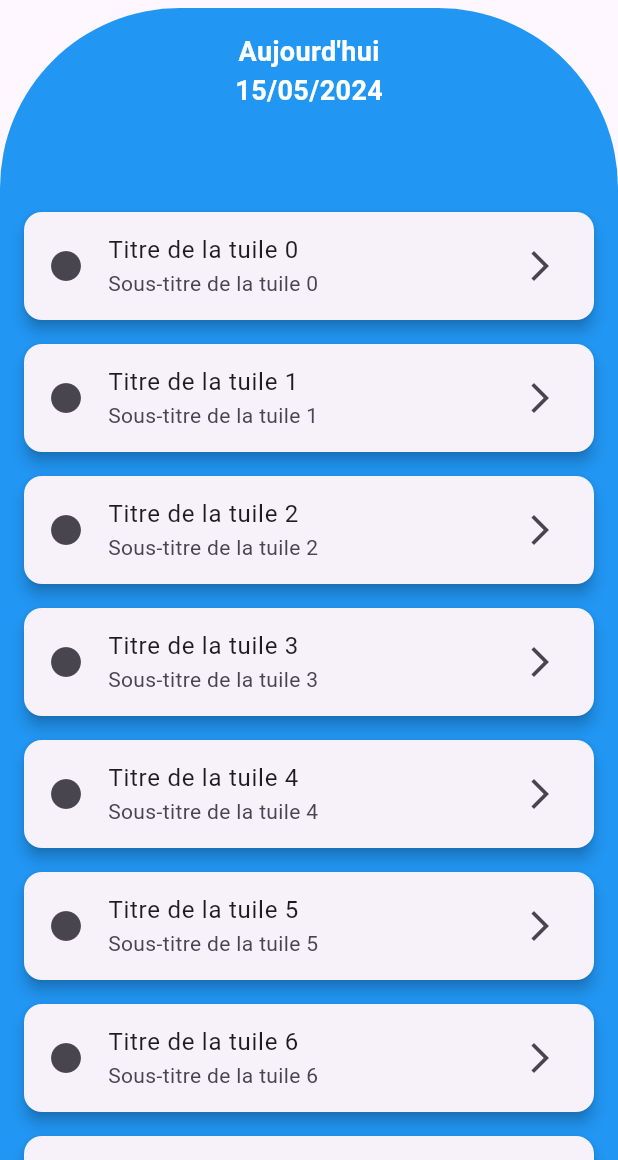
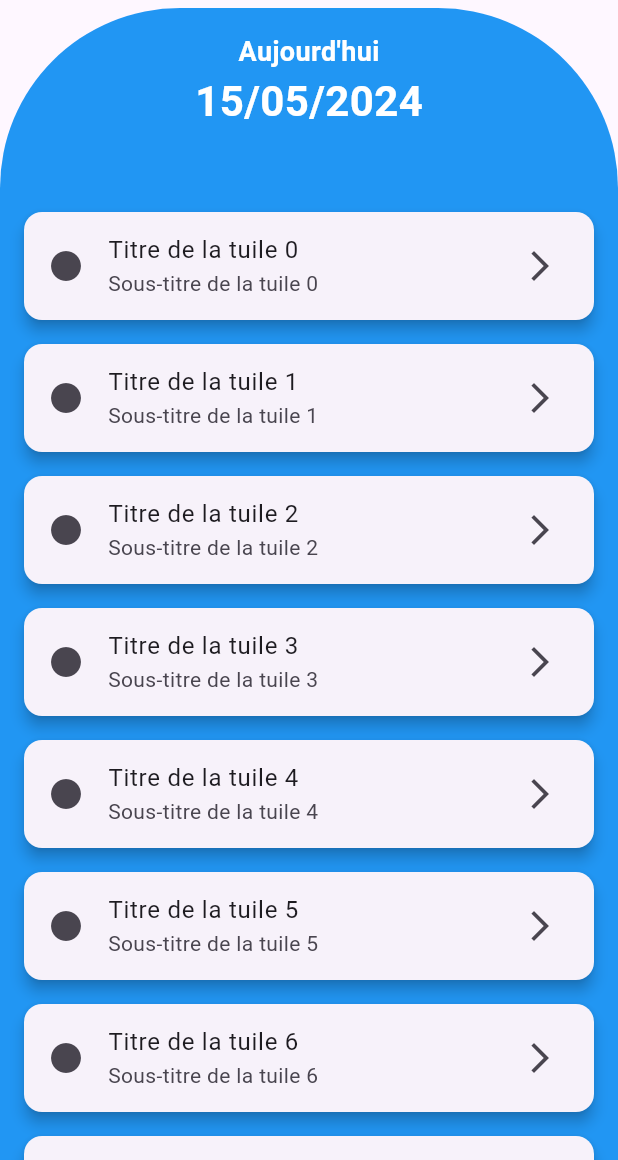
Before and after one commit to VincePaulin/SoigneMoiMobile, a Flutter app: the screen it shows after launch, on a phone screen of 412 x 824 dp, the part 76-1236 px from its top. Run offline on Flutter 3.47's test engine with Material 3 defaults, Android fonts, the phone set to English and light mode, and no system bars; our stand-ins replace go_router.

Commit message:
feat: hour up size

```diff
--- a/lib/screens/home_page.dart
+++ b/lib/screens/home_page.dart
@@ -47,7 +47,7 @@ class HomePage extends StatelessWidget {
                             Text(
                               formattedDate,
                               style: const TextStyle(
-                                fontSize: 18,
+                                fontSize: 28,
                                 fontWeight: FontWeight.bold,
                                 color: Colors.white,
                               ),
```
